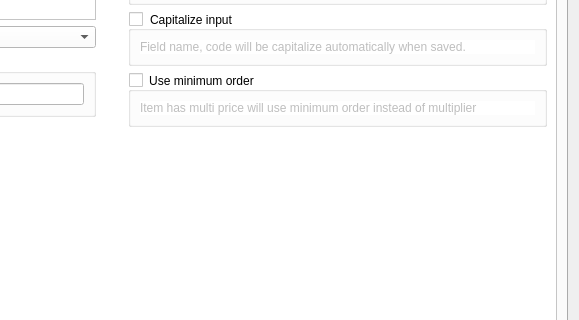
Above: libgui/setting/settingwidget.ui from apinprastya/sultan before the change; both pictures show x 355 to 934 and y 173 to 493 of the 934 by 661 pixel window. Below: the same form after it.
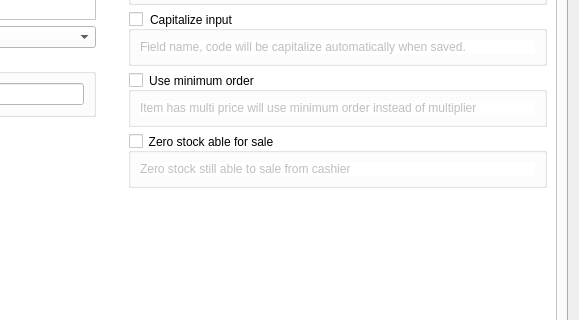
That is the form after the change. The open tabs and pages were chosen to show the change. Icons and pictures are not drawn.

Commit message: implement unable to sale for <=0 stock item

Patch:
```diff
--- a/libgui/setting/settingwidget.ui
+++ b/libgui/setting/settingwidget.ui
@@ -78,7 +78,7 @@
             <x>0</x>
             <y>0</y>
             <width>892</width>
-            <height>519</height>
+            <height>524</height>
            </rect>
           </property>
           <layout class="QVBoxLayout" name="verticalLayout_11">
@@ -282,6 +282,28 @@
                  </layout>
                 </widget>
                </item>
+               <item>
+                <widget class="QGroupBox" name="groupZeroStock">
+                 <property name="title">
+                  <string>Zero stock able for sale</string>
+                 </property>
+                 <property name="checkable">
+                  <bool>true</bool>
+                 </property>
+                 <property name="checked">
+                  <bool>false</bool>
+                 </property>
+                 <layout class="QVBoxLayout" name="verticalLayout_25">
+                  <item>
+                   <widget class="QLabel" name="label_44">
+                    <property name="text">
+                     <string>Zero stock still able to sale from cashier</string>
+                    </property>
+                   </widget>
+                  </item>
+                 </layout>
+                </widget>
+               </item>
                <item>
                 <spacer name="verticalSpacer_5">
                  <property name="orientation">
```
Left out of the diff: 10 changed lines with no effect on the pictures. The commit also changes 13 other files.
